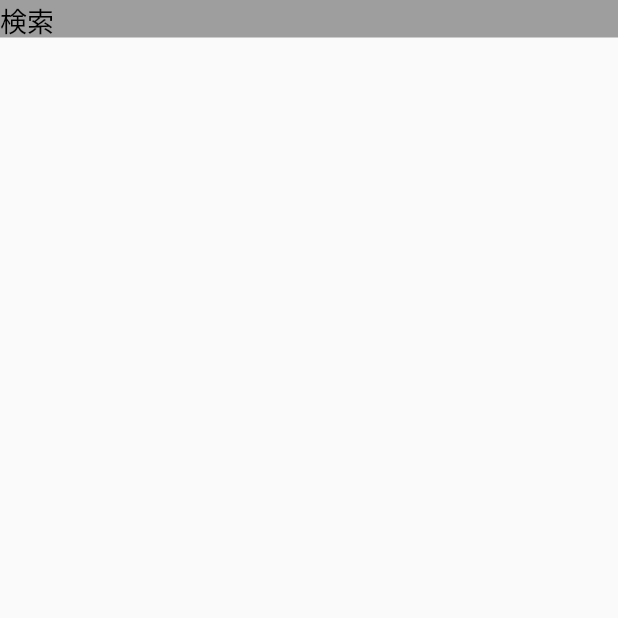
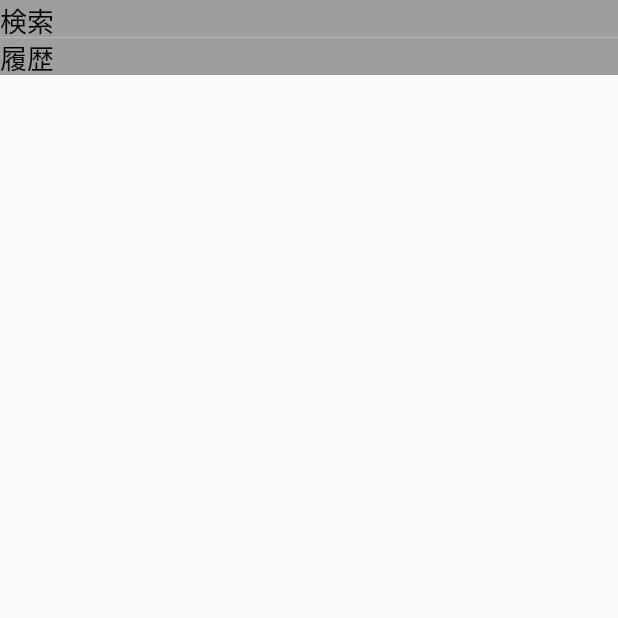
Before and after one commit to Nkoyama/CarOwnerConnect, a Flutter app: the TalkMainPage screen opened directly, on a phone screen of 412 x 824 dp, the top half of it. Run offline on Flutter 3.47's test engine with Material 2 defaults, Android fonts, the phone set to English and light mode, and no system bars.

Commit message:
履歴 帯

```diff
--- a/car_owner_connect/lib/pages/talkMain.dart
+++ b/car_owner_connect/lib/pages/talkMain.dart
@@ -20,6 +20,8 @@ class TalkMainPage extends StatelessWidget {
     return Scaffold(
       body: Column(
         children: [
+
+          // search
           Container(
             constraints: BoxConstraints.expand(height: 25.0),
             padding: EdgeInsets.all(0),
@@ -33,6 +35,20 @@ class TalkMainPage extends StatelessWidget {
             color: Colors.grey
           ),
 
+          // history
+          Container(
+              constraints: BoxConstraints.expand(height: 25.0),
+              padding: EdgeInsets.all(0),
+              child: Text(
+                  '履歴',
+                  style: TextStyle(
+                    color: Colors.black,
+                    fontSize: 18,
+                  )
+              ),
+              color: Colors.grey
+          ),
+
           SingleChildScrollView(
 
           ),
```
